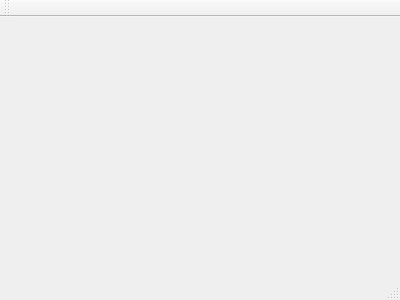
First picture: the form in mainwindow.ui, repository coucou1121/testghit, before the edit.
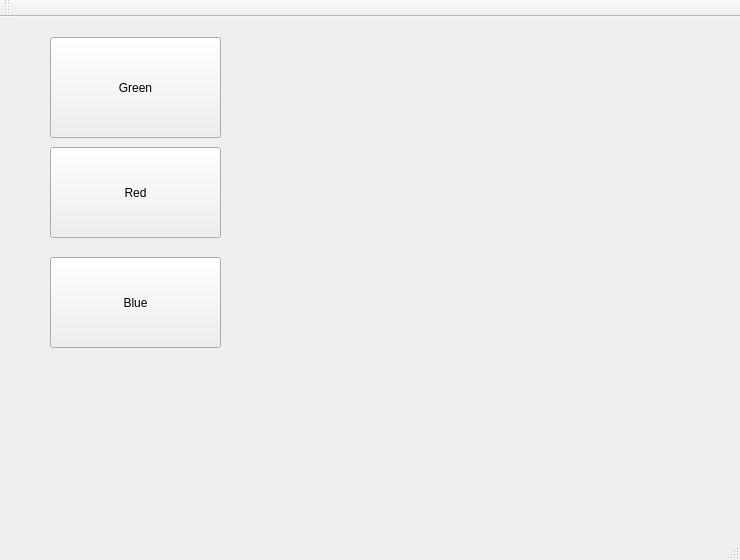
Second picture: the form after the edit.

Commit message: test color green button

```diff
--- a/mainwindow.ui
+++ b/mainwindow.ui
@@ -1,24 +1,112 @@
 <ui version="4.0">
  <class>MainWindow</class>
- <widget class="QMainWindow" name="MainWindow" >
-  <property name="geometry" >
+ <widget class="QMainWindow" name="MainWindow">
+  <property name="geometry">
    <rect>
     <x>0</x>
     <y>0</y>
-    <width>400</width>
-    <height>300</height>
+    <width>740</width>
+    <height>560</height>
    </rect>
   </property>
-  <property name="windowTitle" >
+  <property name="sizePolicy">
+   <sizepolicy hsizetype="MinimumExpanding" vsizetype="Preferred">
+    <horstretch>0</horstretch>
+    <verstretch>0</verstretch>
+   </sizepolicy>
+  </property>
+  <property name="maximumSize">
+   <size>
+    <width>16777213</width>
+    <height>16777215</height>
+   </size>
+  </property>
+  <property name="windowTitle">
    <string>MainWindow</string>
   </property>
-  <widget class="QMenuBar" name="menuBar" />
-  <widget class="QToolBar" name="mainToolBar" />
-  <widget class="QWidget" name="centralWidget" />
-  <widget class="QStatusBar" name="statusBar" />
+  <property name="styleSheet">
+   <string notr="true"/>
+  </property>
+  <widget class="QWidget" name="centralWidget">
+   <widget class="QPushButton" name="BP_Green">
+    <property name="geometry">
+     <rect>
+      <x>50</x>
+      <y>20</y>
+      <width>171</width>
+      <height>101</height>
+     </rect>
+    </property>
+    <property name="toolTipDuration">
+     <number>0</number>
+    </property>
+    <property name="styleSheet">
+     <string notr="true"/>
+    </property>
+    <property name="text">
+     <string>Green</string>
+    </property>
+    <property name="checkable">
+     <bool>true</bool>
+    </property>
+    <property name="checked">
+     <bool>false</bool>
+    </property>
+   </widget>
+   <widget class="QPushButton" name="BP_Red">
+    <property name="geometry">
+     <rect>
+      <x>50</x>
+      <y>130</y>
+      <width>171</width>
+      <height>91</height>
+     </rect>
+    </property>
+    <property name="text">
+     <string>Red</string>
+    </property>
+    <property name="checkable">
+     <bool>true</bool>
+    </property>
+   </widget>
+   <widget class="QPushButton" name="BP_Blue">
+    <property name="geometry">
+     <rect>
+      <x>50</x>
+      <y>240</y>
+      <width>171</width>
+      <height>91</height>
+     </rect>
+    </property>
+    <property name="text">
+     <string>Blue</string>
+    </property>
+    <property name="checkable">
+     <bool>true</bool>
+    </property>
+   </widget>
+  </widget>
+  <widget class="QMenuBar" name="menuBar">
+   <property name="geometry">
+    <rect>
+     <x>0</x>
+     <y>0</y>
+     <width>740</width>
+     <height>25</height>
+    </rect>
+   </property>
+  </widget>
+  <widget class="QToolBar" name="mainToolBar">
+   <attribute name="toolBarArea">
+    <enum>TopToolBarArea</enum>
+   </attribute>
+   <attribute name="toolBarBreak">
+    <bool>false</bool>
+   </attribute>
+  </widget>
+  <widget class="QStatusBar" name="statusBar"/>
  </widget>
- <layoutDefault spacing="6" margin="11" />
- <pixmapfunction></pixmapfunction>
+ <layoutdefault spacing="6" margin="11"/>
  <resources/>
  <connections/>
 </ui>
```
Left out of the diff: 1 changed line with no effect on the pictures. The commit also changes 9 other files.
